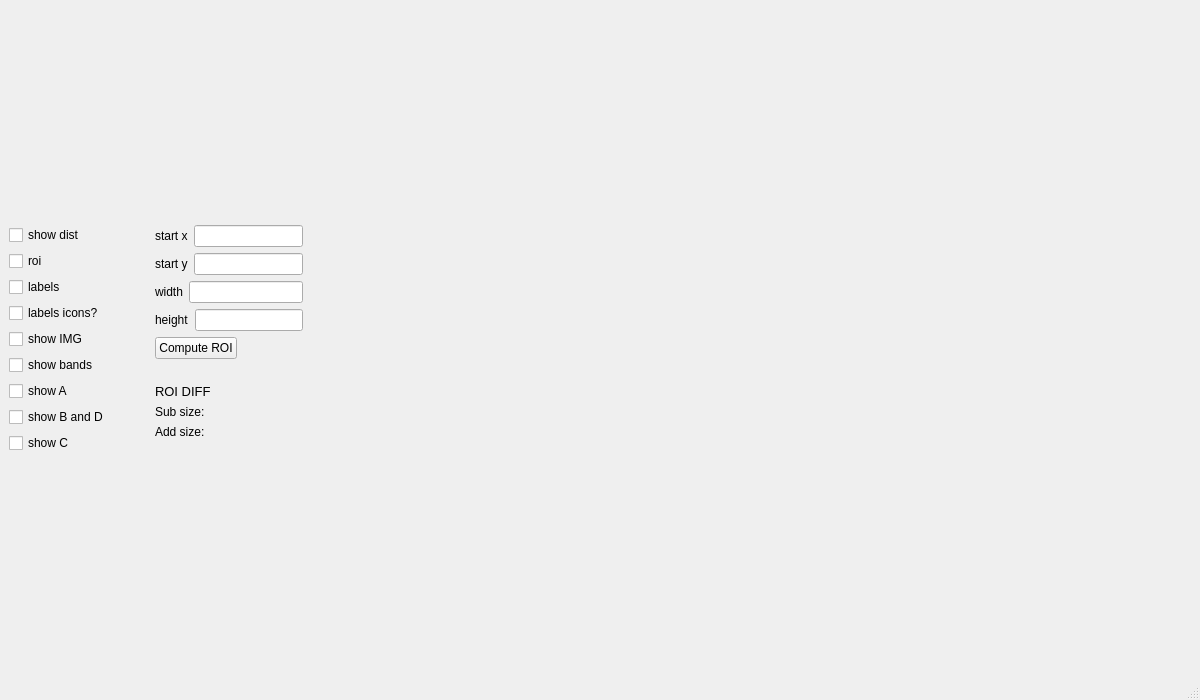
Before: the Qt Designer form subscription_gui/mainwindow.ui in ajaskier/gerbil, drawn with Qt 5.
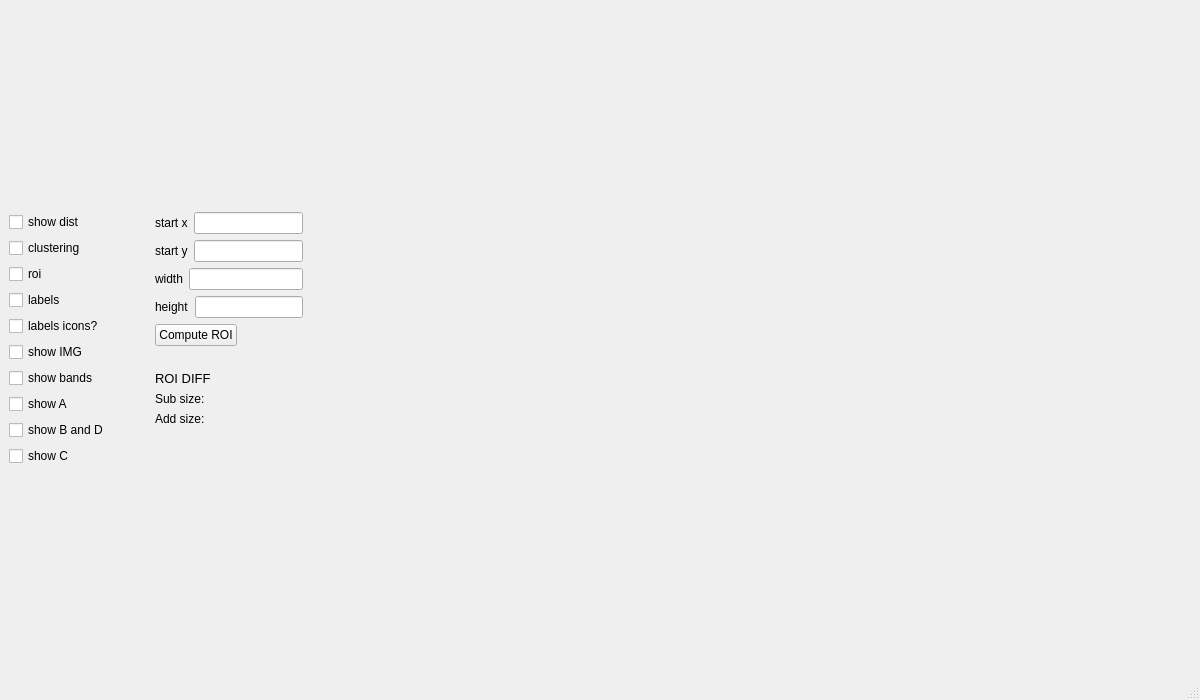
After: the same form once the commit is applied.

Patch:
```diff
--- a/subscription_gui/mainwindow.ui
+++ b/subscription_gui/mainwindow.ui
@@ -205,6 +205,13 @@
         </property>
        </widget>
       </item>
+      <item>
+       <widget class="QCheckBox" name="clustering_checkbox">
+        <property name="text">
+         <string>clustering</string>
+        </property>
+       </widget>
+      </item>
       <item>
        <widget class="QCheckBox" name="roi_checkbox">
         <property name="text">
```
